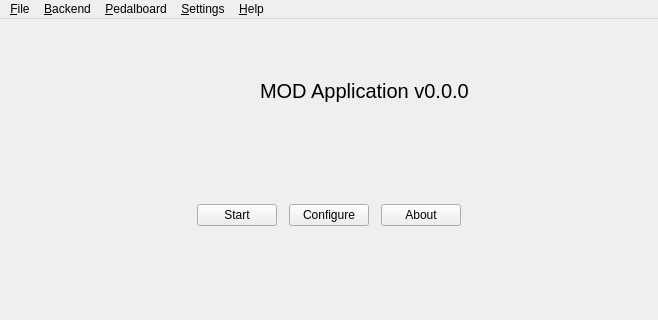
First picture: the form in resources/ui/mod_host.ui, repository mod-audio/mod-app-legacy, before the edit; both pictures show x 0 to 658 and y 0 to 320 of the 658 by 536 pixel window.
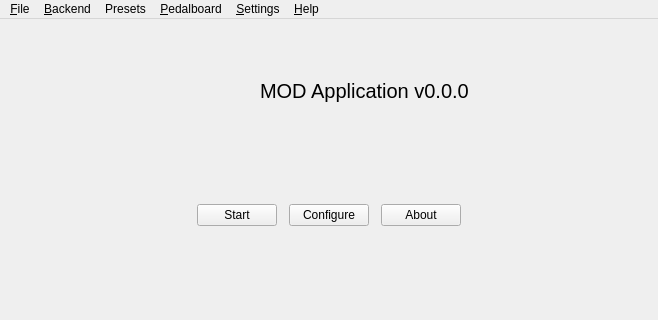
Second picture: the form after the edit. Icons and pictures are not drawn.

Commit message: Start presets menu and discovery of pedalboards

```diff
--- a/resources/ui/mod_host.ui
+++ b/resources/ui/mod_host.ui
@@ -321,8 +321,18 @@
     <addaction name="separator"/>
     <addaction name="act_pedalboard_share"/>
    </widget>
+   <widget class="QMenu" name="menu_Presets">
+    <property name="title">
+     <string>Presets</string>
+    </property>
+    <addaction name="act_presets_new"/>
+    <addaction name="act_presets_save"/>
+    <addaction name="act_presets_save_as"/>
+    <addaction name="separator"/>
+   </widget>
    <addaction name="menu_File"/>
    <addaction name="menu_Backend"/>
+   <addaction name="menu_Presets"/>
    <addaction name="menu_Pedalboard"/>
    <addaction name="menu_Settings"/>
    <addaction name="menu_Help"/>
```
Left out of the diff: 21 changed lines with no effect on the pictures. The commit also changes 2 other files.
